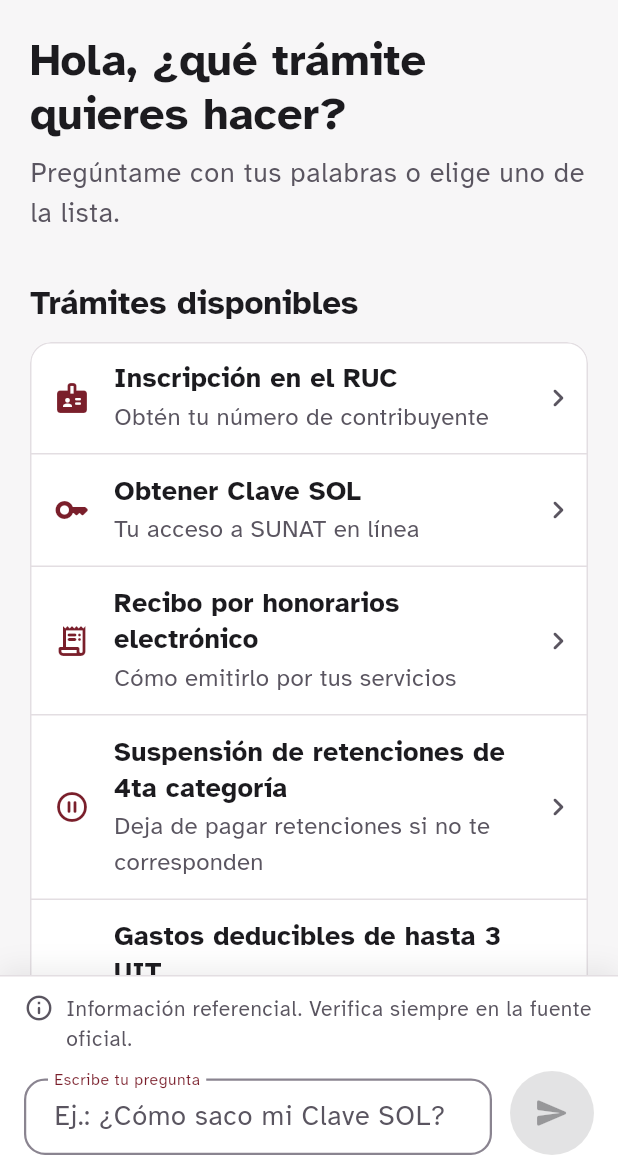
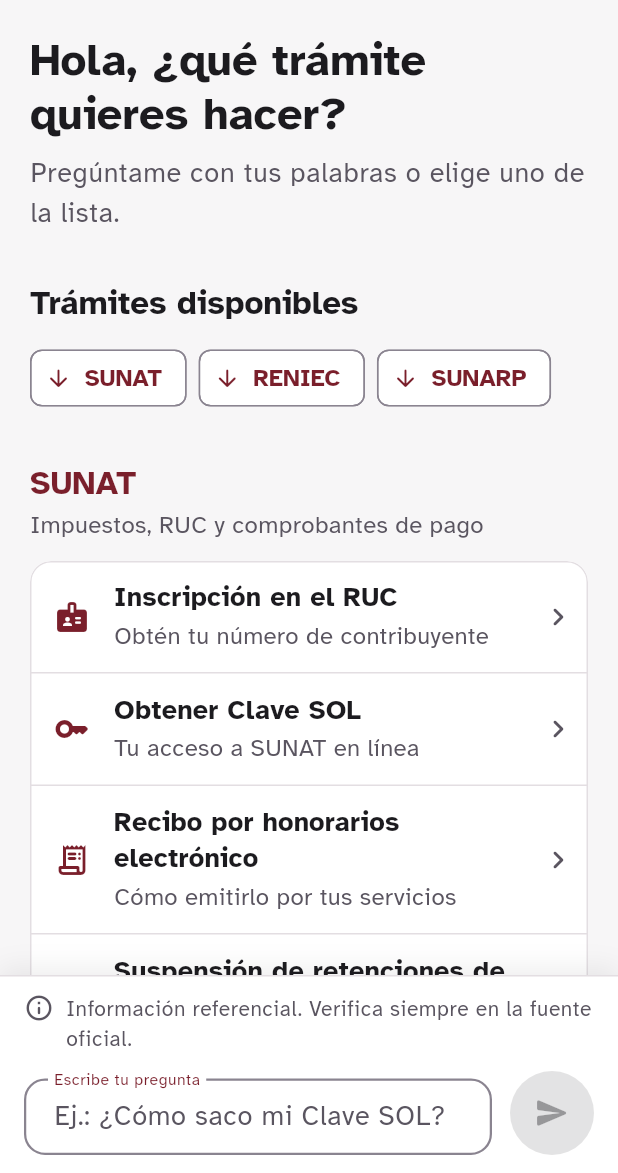
Before and after one commit to grimaldoupeu/Tramites_IA, a Flutter app: the screen it shows after launch, on a phone screen of 412 x 824 dp, the part 63-1236 px from its top. Run offline on Flutter 3.47's test engine with Material 3 defaults, Android fonts, the phone set to English and light mode, and no system bars; our stand-ins replace shared_preferences.

Commit message:
Inicio: 17 trámites agrupados por entidad con chips de salto

```diff
--- a/mobile/lib/core/theme/app_theme.dart
+++ b/mobile/lib/core/theme/app_theme.dart
@@ -158,6 +158,16 @@
         focusedErrorBorder: inputBorder(scheme.error, 2),
       ),
 
+      // Chips (saltar a una entidad): radio pequeño y borde con significado.
+      chipTheme: ChipThemeData(
+        backgroundColor: scheme.surface,
+        side: BorderSide(color: scheme.outline),
+        shape: RoundedRectangleBorder(borderRadius: BorderRadius.circular(AppRadius.sm)),
+        labelStyle: textTheme.labelLarge?.copyWith(color: scheme.primary),
+        iconTheme: IconThemeData(color: scheme.primary, size: 18),
+        padding: const EdgeInsets.symmetric(horizontal: AppSpacing.sm, vertical: AppSpacing.sm),
+      ),
+
       dividerTheme: DividerThemeData(
         color: scheme.outlineVariant,
         thickness: 1,
--- a/mobile/lib/features/home/home_screen.dart
+++ b/mobile/lib/features/home/home_screen.dart
@@ -9,14 +9,36 @@
 import '../chat/chat_screen.dart';
 import '../chat/widgets/question_input_bar.dart';
 import 'tramites_rapidos.dart';
-import 'widgets/tramites_list.dart';
+import 'widgets/entity_jump_chips.dart';
+import 'widgets/entity_section.dart';
 
-/// Pantalla de inicio: saludo, lista de trámites y campo para preguntar.
-class HomeScreen extends StatelessWidget {
+/// Pantalla de inicio: saludo, trámites agrupados por entidad y campo para preguntar.
+class HomeScreen extends StatefulWidget {
   const HomeScreen({super.key, required this.controller, required this.tema});
 
   final ChatController controller;
   final ThemeController tema;
+
+  @override
+  State<HomeScreen> createState() => _HomeScreenState();
+}
+
+class _HomeScreenState extends State<HomeScreen> {
+  /// Una clave por sección, para que los chips puedan desplazarse hasta ella.
+  final _secciones = {for (final e in entidades) e.sigla: GlobalKey()};
+
+  ChatController get controller => widget.controller;
+
+  /// Desplaza la pantalla hasta que el encabezado de la entidad quede arriba.
+  void _irAEntidad(EntidadTramites entidad) {
+    final contexto = _secciones[entidad.sigla]?.currentContext;
+    if (contexto == null) return;
+    Scrollable.ensureVisible(
+      contexto,
+      duration: MediaQuery.disableAnimationsOf(context) ? Duration.zero : AppDurations.message,
+      curve: Curves.easeOut,
+    );
+  }
 
   /// Envía la pregunta y abre la conversación.
   ///
@@ -54,7 +76,7 @@
           ],
         ),
         actions: [
-          ThemeButton(controller: tema),
+          ThemeButton(controller: widget.tema),
           const SizedBox(width: AppSpacing.sm),
         ],
       ),
@@ -101,10 +123,15 @@
                     child: Text('Trámites disponibles', style: text.titleLarge),
                   ),
                   const SizedBox(height: AppSpacing.md),
-                  TramitesList(
-                    tramites: tramitesRapidos,
-                    onSelect: (tramite) => _preguntar(context, tramite.pregunta),
-                  ),
+                  EntityJumpChips(entidades: entidades, onSelect: _irAEntidad),
+                  for (final entidad in entidades) ...[
+                    const SizedBox(height: AppSpacing.xxl),
+                    EntitySection(
+                      key: _secciones[entidad.sigla],
+                      entidad: entidad,
+                      onSelect: (tramite) => _preguntar(context, tramite.pregunta),
+                    ),
+                  ],
                 ],
               ),
             ),
--- a/mobile/lib/features/home/tramites_rapidos.dart
+++ b/mobile/lib/features/home/tramites_rapidos.dart
@@ -17,8 +17,28 @@
   final String pregunta;
 }
 
+/// Una entidad del Estado y sus trámites, que en Inicio se muestran como una sección.
+class EntidadTramites {
+  const EntidadTramites({
+    required this.sigla,
+    required this.descripcion,
+    required this.tramites,
+  });
+
+  /// "SUNAT", "RENIEC", "SUNARP": así las conoce la gente.
+  final String sigla;
+
+  /// De qué se encarga, para quien no reconoce la sigla.
+  final String descripcion;
+  final List<TramiteRapido> tramites;
+}
+
 /// Trámites con documentos cargados en el backend (backend/data/raw/).
-const tramitesRapidos = [
+const entidades = [
+  EntidadTramites(
+    sigla: 'SUNAT',
+    descripcion: 'Impuestos, RUC y comprobantes de pago',
+    tramites: [
       TramiteRapido(
         nombre: 'Inscripción en el RUC',
         descripcion: 'Obtén tu número de contribuyente',
@@ -55,4 +75,84 @@
         icono: Icons.currency_exchange_rounded,
         pregunta: '¿Cómo solicito la devolución de impuestos por rentas de trabajo?',
       ),
+    ],
+  ),
+  EntidadTramites(
+    sigla: 'RENIEC',
+    descripcion: 'DNI y actas de nacimiento, matrimonio o defunción',
+    tramites: [
+      TramiteRapido(
+        nombre: 'Duplicado de DNI',
+        descripcion: 'Si lo perdiste, te lo robaron o está dañado',
+        icono: Icons.copy_all_rounded,
+        pregunta: '¿Cómo saco un duplicado de mi DNI y cuánto cuesta?',
+      ),
+      TramiteRapido(
+        nombre: 'Renovar DNI',
+        descripcion: 'Cuando tu DNI está por vencer o ya venció',
+        icono: Icons.autorenew_rounded,
+        pregunta: '¿Cómo renuevo mi DNI si soy mayor de 17 años?',
+      ),
+      TramiteRapido(
+        nombre: 'Copia certificada de acta o partida',
+        descripcion: 'De nacimiento, matrimonio o defunción',
+        icono: Icons.description_rounded,
+        pregunta: '¿Cómo pido una copia certificada de un acta o partida en RENIEC?',
+      ),
+      TramiteRapido(
+        nombre: 'Certificado de Inscripción (C4)',
+        descripcion: 'Constancia de tus datos registrados en RENIEC',
+        icono: Icons.assignment_ind_rounded,
+        pregunta: '¿Cómo solicito el Certificado de Inscripción C4?',
+      ),
+      TramiteRapido(
+        nombre: 'Estado del trámite de tu DNI',
+        descripcion: 'Revisa si tu DNI ya está listo para recoger',
+        icono: Icons.manage_search_rounded,
+        pregunta: '¿Cómo consulto si mi DNI ya está listo para recoger?',
+      ),
+    ],
+  ),
+  EntidadTramites(
+    sigla: 'SUNARP',
+    descripcion: 'Propiedades, vehículos y empresas',
+    tramites: [
+      TramiteRapido(
+        nombre: 'Copia literal de partida',
+        descripcion: 'Quién es dueño de un inmueble y qué cargas tiene',
+        icono: Icons.article_rounded,
+        pregunta: '¿Cómo saco una copia literal de una partida en SUNARP?',
+      ),
+      TramiteRapido(
+        nombre: 'Consulta de propiedad',
+        descripcion: 'Busca gratis las propiedades a tu nombre',
+        icono: Icons.home_work_rounded,
+        pregunta: '¿Cómo consulto gratis qué propiedades tengo registradas en SUNARP?',
+      ),
+      TramiteRapido(
+        nombre: 'Consulta vehicular',
+        descripcion: 'Datos de un vehículo con solo su placa',
+        icono: Icons.directions_car_rounded,
+        pregunta: '¿Cómo consulto los datos de un vehículo por su placa?',
+      ),
+      TramiteRapido(
+        nombre: 'Boleta informativa vehicular',
+        descripcion: 'Dueño, características y cargas de un vehículo',
+        icono: Icons.receipt_rounded,
+        pregunta: '¿Qué es la boleta informativa vehicular y cómo la pido?',
+      ),
+      TramiteRapido(
+        nombre: 'Tarjeta de identificación vehicular (TIVe)',
+        descripcion: 'La tarjeta de propiedad de tu vehículo, en digital',
+        icono: Icons.credit_card_rounded,
+        pregunta: '¿Cómo obtengo la Tarjeta de Identificación Vehicular Electrónica?',
+      ),
+      TramiteRapido(
+        nombre: 'Vigencia de poder de una empresa',
+        descripcion: 'Acredita que un representante sigue facultado',
+        icono: Icons.gavel_rounded,
+        pregunta: '¿Cómo solicito un certificado de vigencia de poder de una persona jurídica?',
+      ),
+    ],
+  ),
 ];
--- /dev/null
+++ b/mobile/lib/features/home/widgets/entity_jump_chips.dart
@@ -0,0 +1,36 @@
+import 'package:flutter/material.dart';
+
+import '../../../core/theme/app_tokens.dart';
+import '../tramites_rapidos.dart';
+
+/// Chips para saltar a la sección de cada entidad (SUNAT, RENIEC, SUNARP).
+///
+/// Con 17 trámites la lista es larga: así quien busca un trámite del DNI no
+/// tiene que pasar por todos los de impuestos.
+class EntityJumpChips extends StatelessWidget {
+  const EntityJumpChips({super.key, required this.entidades, required this.onSelect});
+
+  final List<EntidadTramites> entidades;
+  final ValueChanged<EntidadTramites> onSelect;
+
+  @override
+  Widget build(BuildContext context) {
+    return Wrap(
+      spacing: AppSpacing.sm,
+      runSpacing: AppSpacing.sm,
+      children: [
+        for (final entidad in entidades)
+          Semantics(
+            button: true,
+            label: 'Ir a los trámites de ${entidad.sigla}',
+            excludeSemantics: true,
+            child: ActionChip(
+              avatar: const Icon(Icons.arrow_downward_rounded),
+              label: Text(entidad.sigla),
+              onPressed: () => onSelect(entidad),
+            ),
+          ),
+      ],
+    );
+  }
+}
--- /dev/null
+++ b/mobile/lib/features/home/widgets/entity_section.dart
@@ -0,0 +1,45 @@
+import 'package:flutter/material.dart';
+
+import '../../../core/theme/app_tokens.dart';
+import '../tramites_rapidos.dart';
+import 'tramites_list.dart';
+
+/// Sección de una entidad en Inicio: encabezado (sigla y de qué se encarga) y
+/// la lista de sus trámites. Siempre está abierta: no hay secciones plegables.
+class EntitySection extends StatelessWidget {
+  const EntitySection({super.key, required this.entidad, required this.onSelect});
+
+  final EntidadTramites entidad;
+  final ValueChanged<TramiteRapido> onSelect;
+
+  @override
+  Widget build(BuildContext context) {
+    final scheme = Theme.of(context).colorScheme;
+    final text = Theme.of(context).textTheme;
+
+    return Column(
+      crossAxisAlignment: CrossAxisAlignment.stretch,
+      children: [
+        // Un solo nodo para el lector de pantalla: "SUNAT, Impuestos, RUC y...".
+        MergeSemantics(
+          child: Semantics(
+            header: true,
+            child: Column(
+              crossAxisAlignment: CrossAxisAlignment.start,
+              children: [
+                Text(entidad.sigla, style: text.titleLarge?.copyWith(color: scheme.primary)),
+                const SizedBox(height: 2),
+                Text(
+                  entidad.descripcion,
+                  style: text.bodyMedium?.copyWith(color: scheme.onSurfaceVariant),
+                ),
+              ],
+            ),
+          ),
+        ),
+        const SizedBox(height: AppSpacing.md),
+        TramitesList(tramites: entidad.tramites, onSelect: onSelect),
+      ],
+    );
+  }
+}
```
Also changed, not shown: 3 other files. Lines whose indentation alone changed are shown as unchanged.
